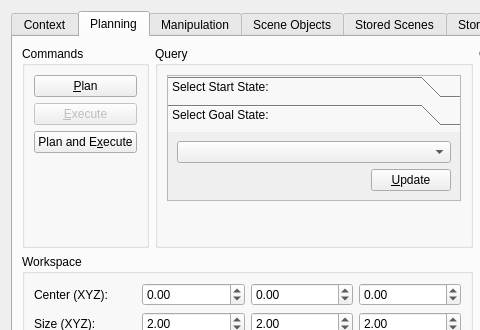
moveit/moveit, file moveit_ros/visualization/motion_planning_rviz_plugin/src/ui/motion_planning_rviz_plugin_frame.ui: the form before one commit; both pictures show x 0 to 480 and y 0 to 330 of the 702 by 415 pixel window.
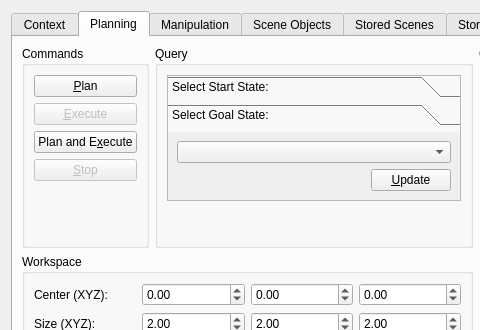
The form after the commit.

Commit message: visualization: stop execution button

The edit to the form file:
```diff
--- a/moveit_ros/visualization/motion_planning_rviz_plugin/src/ui/motion_planning_rviz_plugin_frame.ui
+++ b/moveit_ros/visualization/motion_planning_rviz_plugin/src/ui/motion_planning_rviz_plugin_frame.ui
@@ -237,6 +237,16 @@
                 </property>
                </widget>
               </item>
+              <item>
+               <widget class="QPushButton" name="stop_button">
+                <property name="enabled">
+                 <bool>false</bool>
+                </property>
+                <property name="text">
+                 <string>&amp;Stop</string>
+                </property>
+               </widget>
+              </item>
               <item>
                <widget class="QLabel" name="result_label">
                 <property name="layoutDirection">
```
Left out of the diff: 1 changed line with no effect on the pictures. The commit also changes 3 other files.
